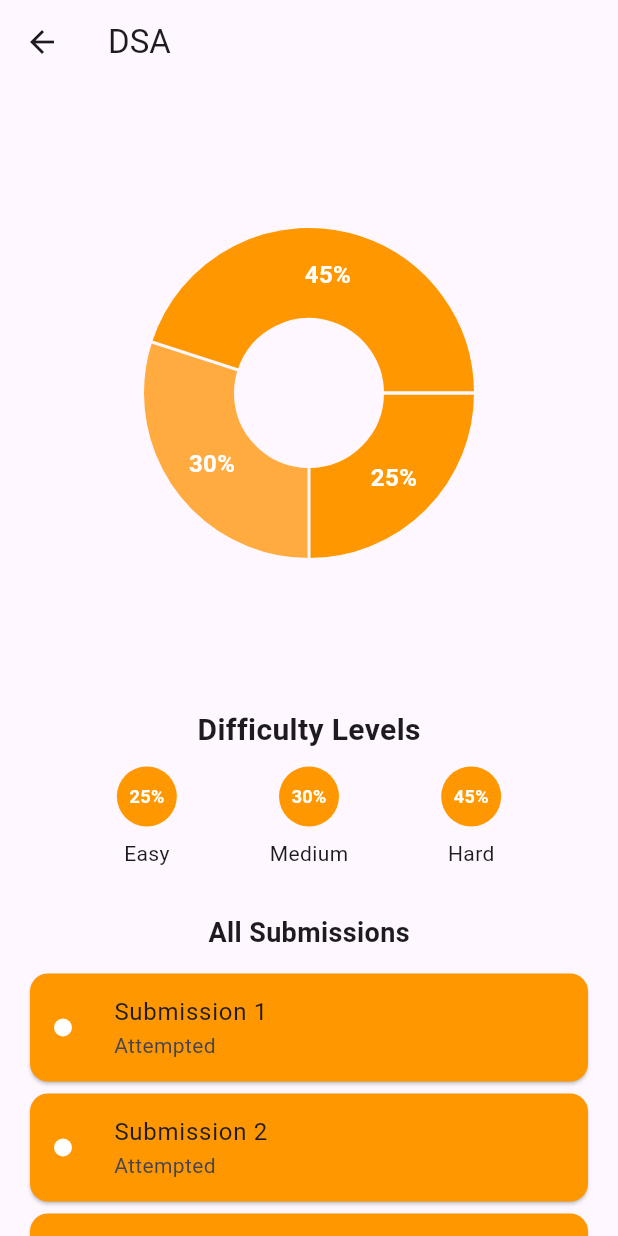
After one commit to techhub-community/csoc_app, a Flutter app: the DashBoardView screen opened directly, after a tap on "View Submissions", on a phone screen of 412 x 824 dp. The commit adds this screen. Run offline on Flutter 3.47's test engine with Material 2 defaults, Android fonts, the phone set to English and light mode, and no system bars; drawn by our look-alikes of fl_chart; our stand-ins replace bloc, flutter_bloc, flutter_staggered_animations, fluttertoast.

Commit message:
DSA section page

```diff
--- a/lib/csoc/presentation/pages/AuthScreens/login_page.dart
+++ b/lib/csoc/presentation/pages/AuthScreens/login_page.dart
@@ -1,6 +1,5 @@
 import 'package:csoc/constants.dart';
 import 'package:csoc/csoc/presentation/pages/AuthScreens/forgot_password.dart';
-import 'package:csoc/csoc/presentation/pages/assignment/assignment_page.dart';
 import 'package:csoc/csoc/presentation/pages/dashboard/dashboard_page.dart';
 import 'package:csoc/csoc/presentation/widgets/widgets.dart';
 import 'package:flutter/material.dart';
--- /dev/null
+++ b/lib/csoc/presentation/pages/DSA/Dsa_section.dart
@@ -0,0 +1,177 @@
+import 'package:flutter/material.dart';
+import 'package:fl_chart/fl_chart.dart';
+
+class Submission {
+  final String title;
+  final bool isAttempted;
+
+  Submission(this.title, this.isAttempted);
+}
+
+class SubmissionsPage extends StatelessWidget {
+  final List<PieChartSectionData> pieChartData = [
+    PieChartSectionData(
+      value: 25,
+      color: Colors.orange,
+      title: '25%',
+      radius: 60,
+      titleStyle: TextStyle(
+        fontSize: 16,
+        fontWeight: FontWeight.bold,
+        color: Colors.white,
+      ),
+    ),
+    PieChartSectionData(
+      value: 30,
+      color: Colors.orangeAccent,
+      title: '30%',
+      radius: 60,
+      titleStyle: TextStyle(
+        fontSize: 16,
+        fontWeight: FontWeight.bold,
+        color: const Color(0xffffffff),
+      ),
+    ),
+    PieChartSectionData(
+      value: 45,
+      color: Colors.orange,
+      title: '45%',
+      radius: 60,
+      titleStyle: TextStyle(
+        fontSize: 16,
+        fontWeight: FontWeight.bold,
+        color: const Color(0xffffffff),
+      ),
+    ),
+  ];
+
+  final List<FlSpot> barData = [
+    FlSpot(0, 0), // Placeholder for easy
+    FlSpot(1, 30), // 30% for medium
+    FlSpot(2, 45), // 45% for hard
+  ];
+
+  final List<Submission> submissions = [
+    Submission('Submission 1', true),
+    Submission('Submission 2', true),
+    Submission('Submission 3', false),
+    Submission('Submission 4', true),
+    Submission('Submission 5', false),
+  ];
+
+  @override
+  Widget build(BuildContext context) {
+    return Scaffold(
+      appBar: AppBar(
+        title: Text('DSA'),
+      ),
+      body: SingleChildScrollView(
+        child: Center(
+          child: Padding(
+            padding: const EdgeInsets.all(16.0),
+            child: Column(
+              children: [
+                AspectRatio(
+                  aspectRatio: 1,
+                  child: FractionallySizedBox(
+                    widthFactor: 0.6, // Adjust the size of the pie chart
+                    heightFactor: 0.6, // Adjust the size of the pie chart
+                    child: PieChart(
+                      PieChartData(
+                        sections: pieChartData,
+                        centerSpaceRadius: 50,
+                      ),
+                    ),
+                  ),
+                ),
+                SizedBox(height: 20),
+                Text(
+                  'Difficulty Levels',
+                  style: TextStyle(
+                    fontSize: 20,
+                    fontWeight: FontWeight.bold,
+                  ),
+                ),
+                SizedBox(height: 10),
+                Row(
+                  mainAxisAlignment: MainAxisAlignment.spaceEvenly,
+                  children: [
+                    _buildLevelIndicator('Easy', Colors.orange, 25),
+                    _buildLevelIndicator('Medium', Colors.orange, 30),
+                    _buildLevelIndicator('Hard', Colors.orange, 45),
+                  ],
+                ),
+                SizedBox(height: 30),
+                Text(
+                  'All Submissions',
+                  style: TextStyle(
+                    fontSize: 18,
+                    fontWeight: FontWeight.bold,
+                  ),
+                ),
+                SizedBox(height: 10),
+                Column(
+                  children: submissions.map((submission) {
+                    return Card(
+                      color: Colors.orange,
+                      // Background color for each submission box
+                      child: ListTile(
+                        leading: Container(
+                          width: 12,
+                          height: 12,
+                          decoration: BoxDecoration(
+                            shape: BoxShape.circle,
+                            color: submission.isAttempted
+                                ? Colors.white
+                                : Colors.white,
+                          ),
+                        ),
+                        title: Text(submission.title),
+                        subtitle: Text(submission.isAttempted
+                            ? 'Attempted'
+                            : 'Unattempted'),
+                      ),
+                    );
+                  }).toList(),
+                ),
+              ],
+            ),
+          ),
+        ),
+      ),
+    );
+  }
+
+  Widget _buildLevelIndicator(String level, Color color, double percentage) {
+    return Column(
+      children: [
+        Container(
+          width: 40,
+          height: 40,
+          decoration: BoxDecoration(
+            color: color,
+            shape: BoxShape.circle,
+          ),
+          child: Center(
+            child: Text(
+              '${percentage.toStringAsFixed(0)}%',
+              style: TextStyle(
+                fontSize: 12,
+                fontWeight: FontWeight.bold,
+                color: Colors.white,
+              ),
+            ),
+          ),
+        ),
+        SizedBox(height: 8),
+        Text(level),
+      ],
+    );
+  }
+}
+
+void main() {
+  runApp(MaterialApp(
+    home: SubmissionsPage(),
+  ));
+}
--- a/lib/csoc/presentation/pages/dashboard/dashboard_page.dart
+++ b/lib/csoc/presentation/pages/dashboard/dashboard_page.dart
@@ -4,6 +4,7 @@ import 'package:flutter_bloc/flutter_bloc.dart';
 import '../../../profile_page/profile_page.dart';
 import '../../../resources/resources.dart';
 import '../../blocs/dummy.dart';
+import '../DSA/Dsa_section.dart';
 import '../assignment/assignment_page.dart';
 
 class DashboardPage extends StatelessWidget {
@@ -24,6 +25,14 @@ class DashBoardView extends StatefulWidget {
 
   @override
   State<DashBoardView> createState() => _DashBoardViewState();
+}
+void _goToSubmissionsPage(BuildContext context) {
+  Navigator.push(
+    context,
+    MaterialPageRoute(
+      builder: (context) => SubmissionsPage(),
+    ),
+  );
 }
 
 class _DashBoardViewState extends State<DashBoardView> {
@@ -62,10 +71,17 @@ class _DashBoardViewState extends State<DashBoardView> {
       appBar: AppBar(
         title: Text('Dashboard'),
       ),
+      //todo: add navbar and all elevated buttons , add image (heroimg)
       body: Center(
         child: Column(
           mainAxisAlignment: MainAxisAlignment.center,
           children: [
+            ElevatedButton(
+              onPressed: () => _goToSubmissionsPage(context),
+              // Navigate to submissions page on button press
+              child: Text('View Submissions'),
+            ),
+
             ElevatedButton(
               onPressed: () => _goToProfilePage(context),
               // Navigate to profile page on button press
--- a/lib/csoc/profile_page/profile_page.dart
+++ b/lib/csoc/profile_page/profile_page.dart
@@ -39,7 +39,7 @@ class ProfilePage extends StatelessWidget {
                     backgroundColor: Colors.white,
                   ),
                 ),
-                const SizedBox(height: 16),
+                const SizedBox(height: 16), //set according to media query
                 Text(
                   name,
                   style: const TextStyle(
@@ -132,6 +132,7 @@ class ProfilePage extends StatelessWidget {
     );
   }
 
+  //keep inside widgets directory
   Widget _buildBadgeContainer(String badgeImageAsset) {
     return Container(
       decoration: BoxDecoration(
--- a/lib/csoc/resources/resources.dart
+++ b/lib/csoc/resources/resources.dart
@@ -150,7 +150,7 @@ class _ResourcesPageState extends State<ResourcesPage> {
                     });
                   },
                   child: Padding(
-                    padding: const EdgeInsets.all(8.0),
+                    padding: const EdgeInsets.all(8.0),//set according to media query
                     child: Row(
                       mainAxisAlignment: MainAxisAlignment.spaceBetween,
                       children: [
--- a/pubspec.yaml
+++ b/pubspec.yaml
@@ -36,6 +36,8 @@ dependencies:
     sdk: flutter
   flutter_bloc: ^8.1.3
   fluttertoast: ^8.2.2
+  fl_chart: ^0.35.0
+  syncfusion_flutter_charts: ^20.3.0
   flutter_staggered_animations:
   url_launcher:
 
```
Also changed, not shown: pubspec.lock.
